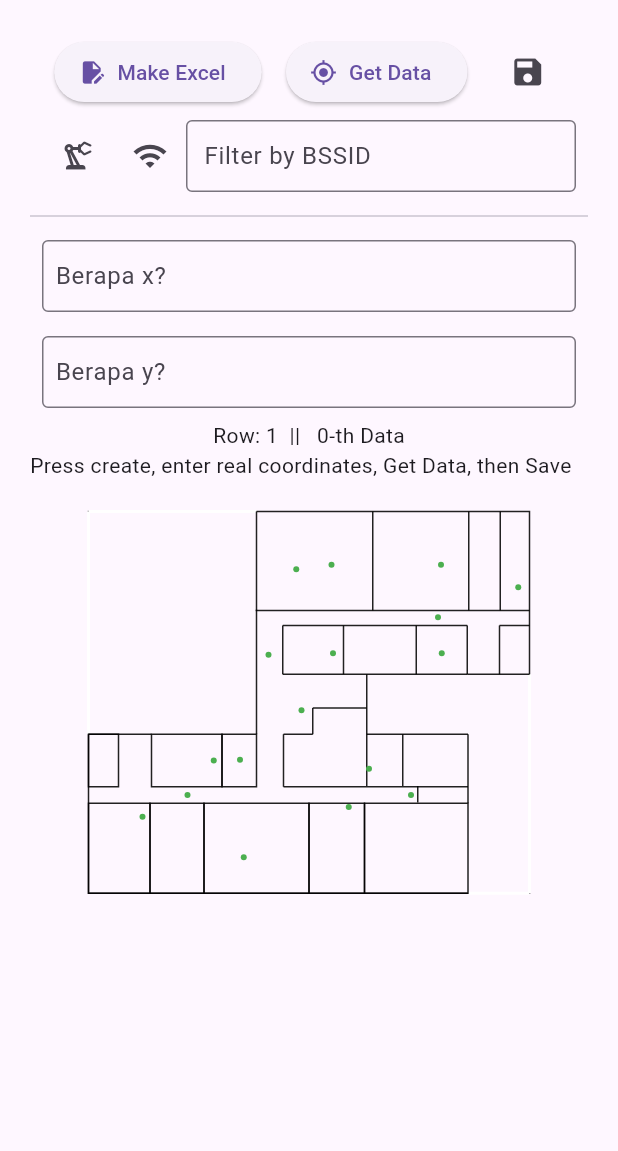
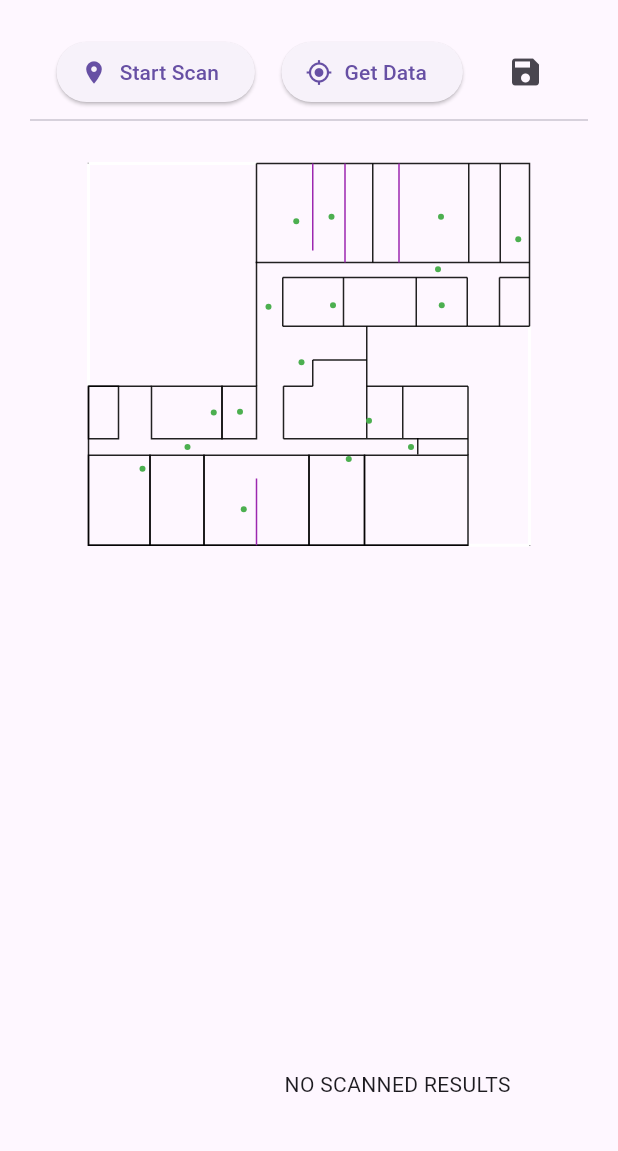
Before and after one commit to Amakoy/fitness, a Flutter app: the screen it shows after launch, on a phone screen of 412 x 824 dp, the part 66-1217 px from its top. Run offline on Flutter 3.47's test engine with Material 3 defaults, Android fonts, the phone set to English and light mode, and no system bars; our stand-ins replace permission_handler; missing offline and left inert: excel, matrix_utils, wifi_scan.

Commit message:
little updates

```diff
--- a/lib/graphics.dart
+++ b/lib/graphics.dart
@@ -7,14 +7,18 @@ import './main.dart';
 class HouseBlueprint extends StatelessWidget {
   List<WifiLocation> apLocationList;
   mrx.Matrix target;
+  mrx.Matrix target2;
   HouseBlueprint(
-      {super.key, required this.apLocationList, required this.target});
+      {super.key,
+      required this.apLocationList,
+      required this.target,
+      required this.target2});
 
   @override
   Widget build(BuildContext context) {
     return CustomPaint(
       size: const Size(294, 254.5), // Specify the size of the canvas
-      painter: BlueprintPainter(apLocationList, target),
+      painter: BlueprintPainter(apLocationList, target, target2),
     );
   }
 }
@@ -22,7 +26,8 @@ class HouseBlueprint extends StatelessWidget {
 class BlueprintPainter extends CustomPainter {
   List<WifiLocation> apLocationList;
   mrx.Matrix target;
-  BlueprintPainter(this.apLocationList, this.target);
+  mrx.Matrix target2;
+  BlueprintPainter(this.apLocationList, this.target, this.target2);
 
   List<List<double>> points = [
     [13, 13.1],
@@ -56,7 +61,6 @@ class BlueprintPainter extends CustomPainter {
       ..color = Colors.white
       ..strokeWidth = 2.0
       ..style = PaintingStyle.stroke;
-
     final paint2 = Paint()
       ..color = Colors.green
       ..style = PaintingStyle.fill;
@@ -64,8 +68,8 @@ class BlueprintPainter extends CustomPainter {
       ..color = Colors.blue
       ..strokeWidth = 1.0
       ..style = PaintingStyle.stroke;
-    final paintTarget = Paint()
-      ..color = Colors.orange
+    final paintPartition = Paint()
+      ..color = Colors.purple
       ..strokeWidth = 1.0
       ..style = PaintingStyle.stroke;
 
@@ -81,6 +85,8 @@ class BlueprintPainter extends CustomPainter {
     canvas.drawRect(const Rect.fromLTWH(0, 290 - 95.5, 41, 60), paint);
     canvas.drawRect(const Rect.fromLTWH(41, 290 - 95.5, 36, 60), paint);
     canvas.drawRect(const Rect.fromLTWH(77, 290 - 95.5, 70, 60), paint);
+    canvas.drawLine(
+        const Offset(112, 210), const Offset(112, 254.5), paintPartition);
     canvas.drawRect(const Rect.fromLTWH(147, 290 - 95.5, 37, 60), paint);
     canvas.drawRect(const Rect.fromLTWH(184, 290 - 95.5, 69, 60), paint);
 
@@ -120,11 +126,13 @@ class BlueprintPainter extends CustomPainter {
     //Utara atas
     canvas.drawLine(const Offset(111.5, 66), const Offset(294, 66), paint);
     canvas.drawLine(const Offset(112, 66), const Offset(112, 0), paint);
-    // canvas.drawLine(
-    //     const Offset(149.5, 66), const Offset(149.5, 0), paint2);
-    // canvas.drawLine(const Offset(171, 66), const Offset(171, 0), paint2);
+    canvas.drawLine(
+        const Offset(149.5, 58), const Offset(149.5, 0), paintPartition);
+    canvas.drawLine(
+        const Offset(171, 66), const Offset(171, 0), paintPartition);
     canvas.drawLine(const Offset(189.5, 66), const Offset(189.5, 0), paint);
-    // canvas.drawLine(const Offset(207, 66), const Offset(207, 0), paint2);
+    canvas.drawLine(
+        const Offset(207, 66), const Offset(207, 0), paintPartition);
     canvas.drawLine(const Offset(253.5, 66), const Offset(253.5, 0), paint);
     canvas.drawLine(const Offset(274.5, 66), const Offset(274.5, 0), paint);
 
@@ -160,8 +168,15 @@ class BlueprintPainter extends CustomPainter {
       canvas.drawCircle(
           Offset(
               (target[0][0] * 10 / 2) + 1, (254.5 - (target[1][0] * 10 / 2))),
+          2.6,
+          paint2..color = Colors.orange);
+
+      // print(target2.toList());
+      canvas.drawCircle(
+          Offset(
+              (target2[0][0] * 10 / 2) + 1, (254.5 - (target2[1][0] * 10 / 2))),
           2,
-          paint2..color = Colors.orange);
+          paint2..color = Colors.deepPurple);
     }
   }
 
--- a/lib/main.dart
+++ b/lib/main.dart
@@ -33,9 +33,13 @@ class _MyAppState extends State<MyApp> {
   mrx.Matrix targett = mrx.Matrix.fromList([
     [0, 0, 0]
   ]);
+  mrx.Matrix targett2 = mrx.Matrix.fromList([
+    [0, 0, 0]
+  ]);
   StreamSubscription<List<WiFiAccessPoint>>? subscription;
   bool shouldCheckCan = true;
   bool collectConstants = false;
+  bool scan = false;
   bool get isStreaming => subscription != null;
 
   String message = 'Press create, enter real coordinates, Get Data, then Save';
@@ -73,7 +77,7 @@ class _MyAppState extends State<MyApp> {
   List<WifiLocation> apLocationList = [
     WifiLocation(
         bssid: '24:36:da:9c:f9:8e',
-        location: mrx.Vector.fromList([13, 13.1])), // Lorong selatan barat  1
+        location: mrx.Vector.fromList([13.2, 13.1])), // Lorong selatan barat  1
     WifiLocation(
         bssid: '2c:73:a0:0f:28:2e',
         location: mrx.Vector.fromList([16.5, 17.7])), // S210                  2
@@ -219,7 +223,7 @@ class _MyAppState extends State<MyApp> {
       mrx.Matrix locations, List<List<num>> radii) async {
     try {
       mrx.Matrix A = locations.scale(2);
-      A.appendColumns(mrx.Column.fill(locations.length, 2));
+      A.appendColumns(mrx.Column.fill(locations.length, -1));
 
       mrx.Matrix b = locations.pow(2).row(0).column(0) +
           locations.pow(2).row(0).column(1) -
@@ -333,7 +337,7 @@ class _MyAppState extends State<MyApp> {
     //     .cell(CellIndex.indexByColumnRow(
     //         columnIndex: docColumn + 2, rowIndex: row - 1))
     //     .value = const TextCellValue("Konstanta 1");
-    int etcStart = 16;
+    int etcStart = 40;
     sheetObject
         .cell(CellIndex.indexByColumnRow(
             columnIndex: etcStart + 1, rowIndex: row - 1))
@@ -376,7 +380,7 @@ class _MyAppState extends State<MyApp> {
     ]);
 
     int counter = 0;
-    int limit = 32;
+    int limit = 35;
 
     //Looping to get data every 2 seconds
 
@@ -410,8 +414,6 @@ class _MyAppState extends State<MyApp> {
                   [filteredAPs[0].rssi!]
                 ];
 
-                List<int> removes = <int>[];
-
                 // filteredAPs.last.rssi = -92; //Testing
 
                 for (int i = 1; i < filteredAPs.length; i++) {
@@ -422,10 +424,10 @@ class _MyAppState extends State<MyApp> {
                   rss.add([filteredAPs[i].rssi!]);
                 }
 
+                List<int> removes =
+                    <int>[]; //Removing <= 90 RSS rows for testing
                 for (int i = 0; i < filteredAPs.length; i++) {
-                  // print("Checking");
                   if (filteredAPs[i].rssi! <= -90) {
-                    // print(filteredAPs[i].rssi.toString() + "Found");
                     removes.add(i);
                   }
                 }
@@ -480,7 +482,23 @@ class _MyAppState extends State<MyApp> {
                   recents =
                       "${target[0][0].toString()} ${target[1][0].toString()}";
                 }).then((value) {
-                  //Konstanta 1 dan AP < 90 RSS
+                  // Konstanta 2 semua AP
+                  trilateration(points, radii2).then((value) {
+                    target = value;
+                    setState(() {
+                      targett2 = target;
+                    });
+                    sheetObject
+                        .cell(CellIndex.indexByColumnRow(
+                            columnIndex: etcStart + 5, rowIndex: row))
+                        .value = TextCellValue(target[0][0].toString());
+                    sheetObject
+                        .cell(CellIndex.indexByColumnRow(
+                            columnIndex: etcStart + 6, rowIndex: row))
+                        .value = TextCellValue(target[1][0].toString());
+                  });
+                }).then((value) {
+                  //Konstanta 1 dan AP > -90 RSS
                   if (removes.isNotEmpty) {
                     var below90 = radii.take(removes[0]).toList();
                     trilateration(points.removeRows(removes), below90)
@@ -496,18 +514,7 @@ class _MyAppState extends State<MyApp> {
                               columnIndex: etcStart + 2, rowIndex: row + 1))
                           .value = TextCellValue(target[1][0].toString());
                     }).then((value) {
-                      trilateration(points, radii2).then((value) {
-                        target = value;
-                        sheetObject
-                            .cell(CellIndex.indexByColumnRow(
-                                columnIndex: etcStart + 5, rowIndex: row))
-                            .value = TextCellValue(target[0][0].toString());
-                        sheetObject
-                            .cell(CellIndex.indexByColumnRow(
-                                columnIndex: etcStart + 6, rowIndex: row))
-                            .value = TextCellValue(target[1][0].toString());
-                      });
-                    }).then((value) {
+                      // Konstanta dua > -90 RSS
                       trilateration(points.removeRows(removes),
                               radii2.take(removes[0]).toList())
                           .then((value) {
@@ -522,13 +529,15 @@ class _MyAppState extends State<MyApp> {
                                 columnIndex: etcStart + 10, rowIndex: row))
                             .value = TextCellValue(target[1][0].toString());
                       });
-                    }).then((value) {
-                      row++;
                     });
                   }
                 });
               }))
-          .catchError((e) {
+          .then((value) {
+        setState(() {
+          row += 1;
+        });
+      }).catchError((e) {
         print(e);
 
         sheetObject
@@ -548,6 +557,12 @@ class _MyAppState extends State<MyApp> {
   }
 
   Future<void> _justScan(BuildContext context) async {
+    setState(() {
+      scan = true;
+    });
+    Future.doWhile(() async {
+      await Future.delayed(const Duration(seconds: 2));
+      if (scan) {
         _startScan(context)
             .then((value) => _getScannedResults(context))
             .catchError((e) => print(e))
@@ -559,6 +574,10 @@ class _MyAppState extends State<MyApp> {
               mrx.Matrix.fromList([filteredAPs[0].location.toList()]);
 
           List<List<num>> radii = [
+            [filteredAPs[0].distance!]
+          ];
+
+          List<List<num>> radii2 = [
             [filteredAPs[0].distance!]
           ];
 
@@ -574,12 +593,27 @@ class _MyAppState extends State<MyApp> {
             //     ])} MANTAPPP");
             // print(points);
             radii.add([filteredAPs[i].distance!]);
+            radii2.add([filteredAPs[i].distance2!]);
             rss.add([filteredAPs[i].rssi!]);
           }
 
-      trilateration(points, radii)
-          .then((value) => print(value[0][0]))
-          .catchError((e) => print(e));
+          trilateration(points, radii).then((value) {
+            print(value[0][0]);
+            setState(() {
+              targett = value;
+            });
+          }).then((value) {
+            trilateration(points, radii2).then((value) {
+              setState(() {
+                targett2 = value;
+              });
+            });
+          }).catchError((e) => print(e));
+        });
+        return true;
+      }
+
+      return false;
     });
   }
 
@@ -655,9 +689,15 @@ class _MyAppState extends State<MyApp> {
                   mainAxisAlignment: MainAxisAlignment.spaceEvenly,
                   children: [
                     ElevatedButton.icon(
-                        onPressed: () async => _excelCreate(context),
-                        icon: const Icon(Icons.edit_document),
-                        label: const Text('Make Excel')),
+                        onPressed: () async => scan
+                            ? setState(() {
+                                scan = false;
+                              })
+                            : _justScan(context),
+                        icon: const Icon(Icons.location_on_sharp),
+                        label: scan
+                            ? const Text('Stop Scan')
+                            : const Text('Start Scan')),
                     ElevatedButton.icon(
                       icon: const Icon(
                         Icons.gps_fixed_sharp,
@@ -671,70 +711,72 @@ class _MyAppState extends State<MyApp> {
                     ),
                   ],
                 ),
-                Padding(
-                  padding: const EdgeInsets.all(8.0),
-                  child: Row(
-                    children: [
-                      IconButton(
-                        onPressed: () => print('a'),
-                        icon:
-                            const Icon(Icons.precision_manufacturing_outlined),
-                      ),
-                      IconButton(
-                          onPressed: () async => _justScan(context),
-                          icon: const Icon(Icons.wifi)),
-                      Expanded(
-                        child: TextField(
-                          decoration: const InputDecoration(
-                              border: OutlineInputBorder(),
-                              hintText: "Filter by BSSID",
-                              contentPadding: EdgeInsets.fromLTRB(8, 3, 8, 3)),
-                          onSubmitted: (value) => _bssidTest(context, value),
-                        ),
-                      ),
-                    ],
-                  ),
-                ),
+                // Padding(
+                //   padding: const EdgeInsets.all(8.0),
+                //   child: Row(
+                //     children: [
+                //       IconButton(
+                //         onPressed: () => print('a'),
+                //         icon:
+                //             const Icon(Icons.precision_manufacturing_outlined),
+                //       ),
+                //       IconButton(
+                //           onPressed: () async => _justScan(context),
+                //           icon: const Icon(Icons.wifi)),
+                //       Expanded(
+                //         child: TextField(
+                //           decoration: const InputDecoration(
+                //               border: OutlineInputBorder(),
+                //               hintText: "Filter by BSSID",
+                //               contentPadding: EdgeInsets.fromLTRB(8, 3, 8, 3)),
+                //           onSubmitted: (value) => _bssidTest(context, value),
+                //         ),
+                //       ),
+                //     ],
+                //   ),
+                // ),
                 const Divider(),
-                Column(
-                  children: [
-                    Padding(
-                      padding: const EdgeInsets.all(8.0),
-                      child: TextField(
-                        decoration: const InputDecoration(
-                          border: OutlineInputBorder(),
-                          hintText: "Berapa x?",
-                          contentPadding: EdgeInsets.all(5),
-                        ),
-                        onSubmitted: (text) => _changeReal(context, 0, text),
-                      ),
-                    ),
-                    Padding(
-                      padding: const EdgeInsets.all(8.0),
-                      child: TextField(
-                        decoration: const InputDecoration(
-                          border: OutlineInputBorder(),
-                          hintText: "Berapa y?",
-                          contentPadding: EdgeInsets.all(5),
-                        ),
-                        onSubmitted: (text) => _changeReal(context, 1, text),
-                      ),
-                    ),
-                  ],
-                ),
-                Row(
-                  mainAxisAlignment: MainAxisAlignment.center,
-                  children: [
-                    Text("Row: $row  ||   ${row ~/ 32}-th Data"),
-                  ],
-                ),
-                Text(message),
-                Text(recents),
+                // Column(
+                //   children: [
+                //     Padding(
+                //       padding: const EdgeInsets.all(8.0),
+                //       child: TextField(
+                //         decoration: const InputDecoration(
+                //           border: OutlineInputBorder(),
+                //           hintText: "Berapa x?",
+                //           contentPadding: EdgeInsets.all(5),
+                //         ),
+                //         onSubmitted: (text) => _changeReal(context, 0, text),
+                //       ),
+                //     ),
+                //     Padding(
+                //       padding: const EdgeInsets.all(8.0),
+                //       child: TextField(
+                //         decoration: const InputDecoration(
+                //           border: OutlineInputBorder(),
+                //           hintText: "Berapa y?",
+                //           contentPadding: EdgeInsets.all(5),
+                //         ),
+                //         onSubmitted: (text) => _changeReal(context, 1, text),
+                //       ),
+                //     ),
+                //   ],
+                // ),
+                // Row(
+                //   mainAxisAlignment: MainAxisAlignment.center,
+                //   children: [
+                //     Text("Row: $row  ||   ${row ~/ 36}-th Data"),
+                //   ],
+                // ),
+                // Text(message),
+                Center(child: Text(recents)),
                 Center(
                     child: HouseBlueprint(
                   apLocationList: filteredAPs,
                   target: targett,
+                  target2: targett2,
                 )),
+                const Padding(padding: EdgeInsets.only(bottom: 8)),
                 Flexible(
                   child: Center(
                     child: accessPoints.isEmpty
@@ -809,9 +851,9 @@ class _AccessPointTile extends StatelessWidget {
         ? Icons.signal_wifi_4_bar
         : Icons.signal_wifi_0_bar;
     return ListTile(
-      tileColor: savedAPs.contains(accessPoint.bssid)
-          ? Colors.greenAccent
-          : Colors.amber,
+      // tileColor: savedAPs.contains(accessPoint.bssid)
+      //     ? Colors.greenAccent
+      //     : Colors.amber,
       visualDensity: VisualDensity.compact,
       leading: Icon(signalIcon),
       title: Text(title),
```
Lines whose indentation alone changed are shown as unchanged.
